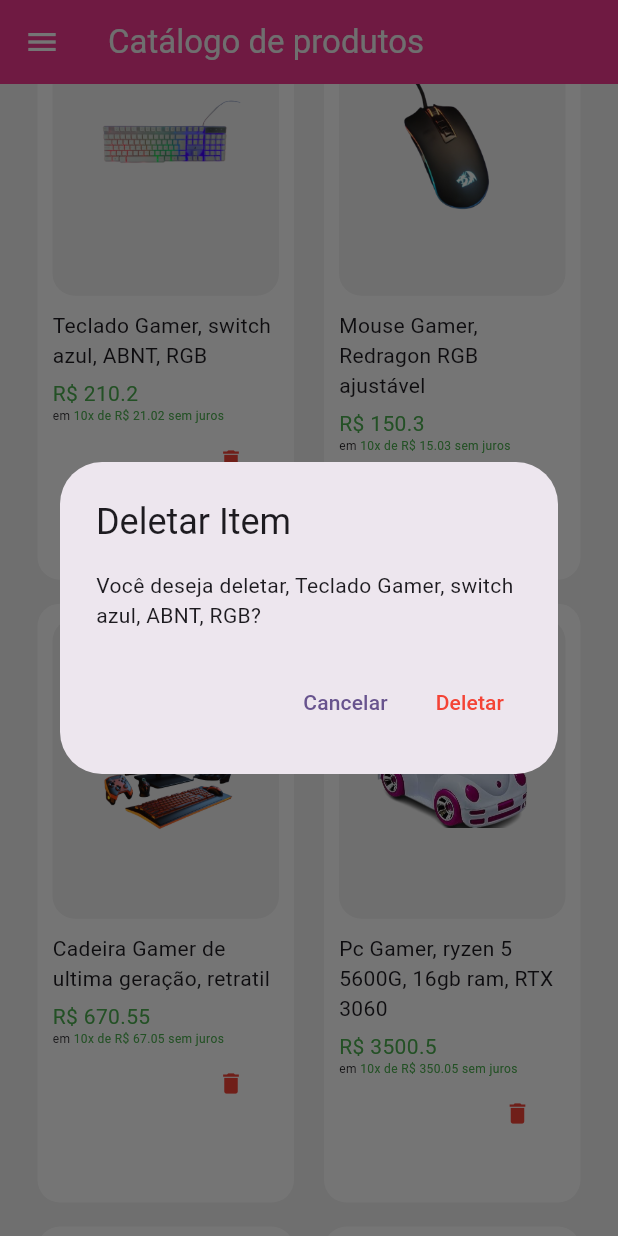
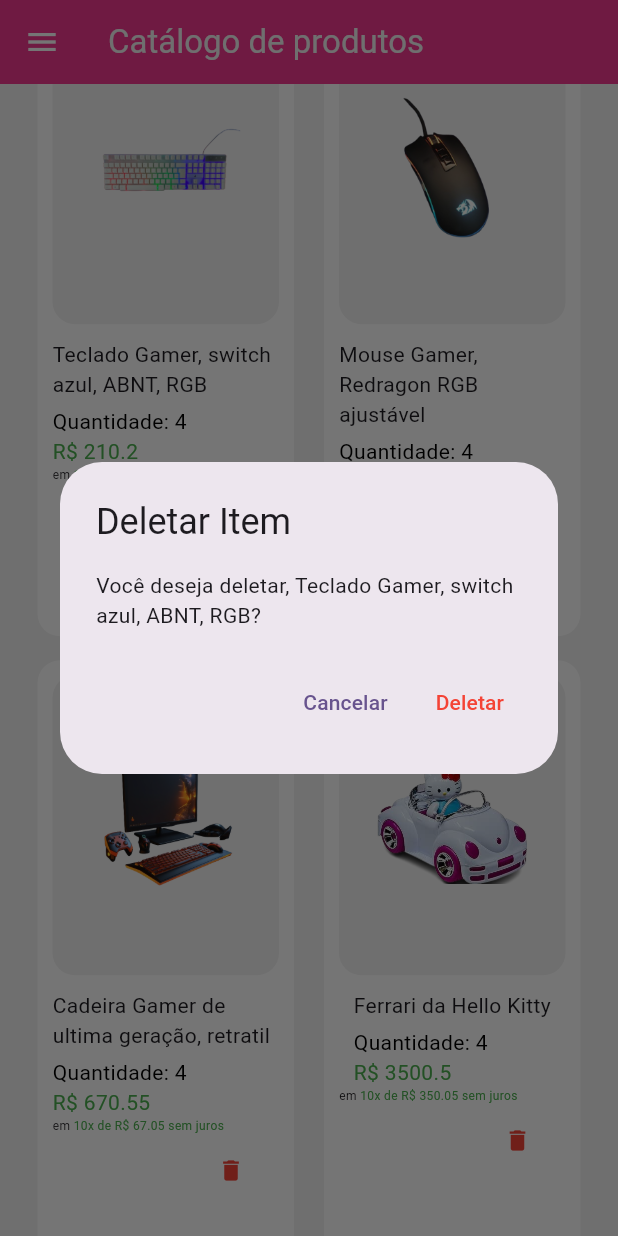
Before and after one commit to Johnl8n/Catalogo, a Flutter app: the screen it shows after launch, scrolled down 576 dp, after a tap on the "delete" icon, on a phone screen of 412 x 824 dp. Run offline on Flutter 3.47's test engine with Material 3 defaults, Android fonts, the phone set to English and light mode, and no system bars.

Commit message:
alterações de UX e path de imagens

```diff
--- a/lib/views/produtos.dart
+++ b/lib/views/produtos.dart
@@ -18,17 +18,17 @@
       ProdutoModel(nome: "Pc Gamer, ryzen 5 5600G, 16gb ram, RTX 3060", quantidade: 4, preco: 3500.50, descricao: "Roda de tudo, o bixo é bom", imagem: 'assets/item1.png', cidade: 'Parnaíba', estado: 'Piauí'),
       ProdutoModel(nome: "Teclado Gamer, switch azul, ABNT, RGB", quantidade: 4, preco: 210.20, descricao: "Teclado ótimo para jogos de fps", imagem: 'assets/item2.png', cidade: 'Parnaíba', estado: 'Piauí'),
       ProdutoModel(nome: "Mouse Gamer, Redragon RGB ajustável", quantidade: 4, preco: 150.30, descricao: "Mouse ótimo para jogos de fps", imagem: 'assets/item3.png', cidade: 'Parnaíba', estado: 'Piauí'),
-      ProdutoModel(nome: "Cadeira Gamer de ultima geração, retratil", quantidade: 4, preco: 670.55, descricao: "Cadeira boa para kikar em cima delaaa, ainnn", imagem: 'assets/item4.png', cidade: 'Parnaíba', estado: 'Piauí'),
-      ProdutoModel(nome: "Pc Gamer, ryzen 5 5600G, 16gb ram, RTX 3060", quantidade: 4, preco: 3500.50, descricao: "Roda de tudo, o bixo é bom", imagem: 'assets/img04.png', cidade: 'Parnaíba', estado: 'Piauí'),
-      ProdutoModel(nome: "Teclado Gamer, switch azul, ABNT, RGB", quantidade: 4, preco: 210.20, descricao: "Teclado ótimo para jogos de fps", imagem: 'assets/img01.png', cidade: 'Parnaíba', estado: 'Piauí'),
-      ProdutoModel(nome: "Cadeira Gamer de ultima geração, retratil", quantidade: 4, preco: 670.50, descricao: "Cadeira boa para kikar em cima delaaa, ainnn", imagem: 'assets/img02.png', cidade: 'Parnaíba', estado: 'Piauí'),
+      ProdutoModel(nome: "Cadeira Gamer de ultima geração, retratil", quantidade: 4, preco: 670.55, descricao: "Cadeira boa", imagem: 'assets/item4.png', cidade: 'Parnaíba', estado: 'Piauí'),
+      ProdutoModel(nome: "Ferrari da Hello Kitty", quantidade: 4, preco: 3500.50, descricao: "Muito veloz", imagem: 'assets/img04.png', cidade: 'Parnaíba', estado: 'Piauí'),
+      ProdutoModel(nome: "Brinquedo Hello Kitty", quantidade: 4, preco: 210.20, descricao: "Good like", imagem: 'assets/img01.png', cidade: 'Parnaíba', estado: 'Piauí'),
+      ProdutoModel(nome: "Borracha 'Apaga tudo'", quantidade: 4, preco: 670.50, descricao: "Apaga mesmo!", imagem: 'assets/img02.png', cidade: 'Parnaíba', estado: 'Piauí'),
   ];
 
   @override
   Widget build(BuildContext context) {
     return GridView.count(
       physics: ScrollPhysics(),
-      childAspectRatio: 0.46,
+      childAspectRatio: 0.44,
       crossAxisCount: 2,
       shrinkWrap: true,
       children: List.generate(listaProduto.length, (index){
@@ -77,6 +77,7 @@
                                     children: [
                                       Text(produtoModel.nome),
                                       SizedBox(height: 5,),
+                                      Text('Quantidade: ${produtoModel.quantidade}', style: TextStyle(color: Colors.black),),
                                       Text('R\$ ${produtoModel.preco}', style: TextStyle(color: Colors.green),),
                                     ],
                                   ),
--- a/lib/views/produtosDetalhes.dart
+++ b/lib/views/produtosDetalhes.dart
@@ -115,7 +115,7 @@
                               TextButton(onPressed: (){
                                 _decrementar();
                               },
-                              child: Icon(CupertinoIcons.minus, size: 18, color: Color.fromRGBO(166,10,39,10) ))
+                              child: Icon(CupertinoIcons.minus, size: 18, color: Colors.white ))
                             ],
                           ),
                           ),
@@ -141,7 +141,7 @@
                               TextButton(onPressed: (){
                                 _incrementar();
                               },
-                              child: Icon(CupertinoIcons.plus, size: 18, color: Color.fromRGBO(166,10,39,10),))
+                              child: Icon(CupertinoIcons.plus, size: 18, color: Colors.white,))
                             ],
                           ),
                           ),
@@ -174,7 +174,7 @@
                               },
                             );
                             },
-                            child: Text('Adicionar ao carrinho', style: TextStyle(color: Colors.black),), style: ButtonStyle(backgroundColor: MaterialStateProperty.all(const Color.fromRGBO(166,10,39,10))),),),
+                            child: Text('Adicionar ao carrinho', style: TextStyle(color: Colors.white),), style: ButtonStyle(backgroundColor: MaterialStateProperty.all(const Color.fromRGBO(166,10,39,10))),),),
                       ),
                      ],
               ),
```
